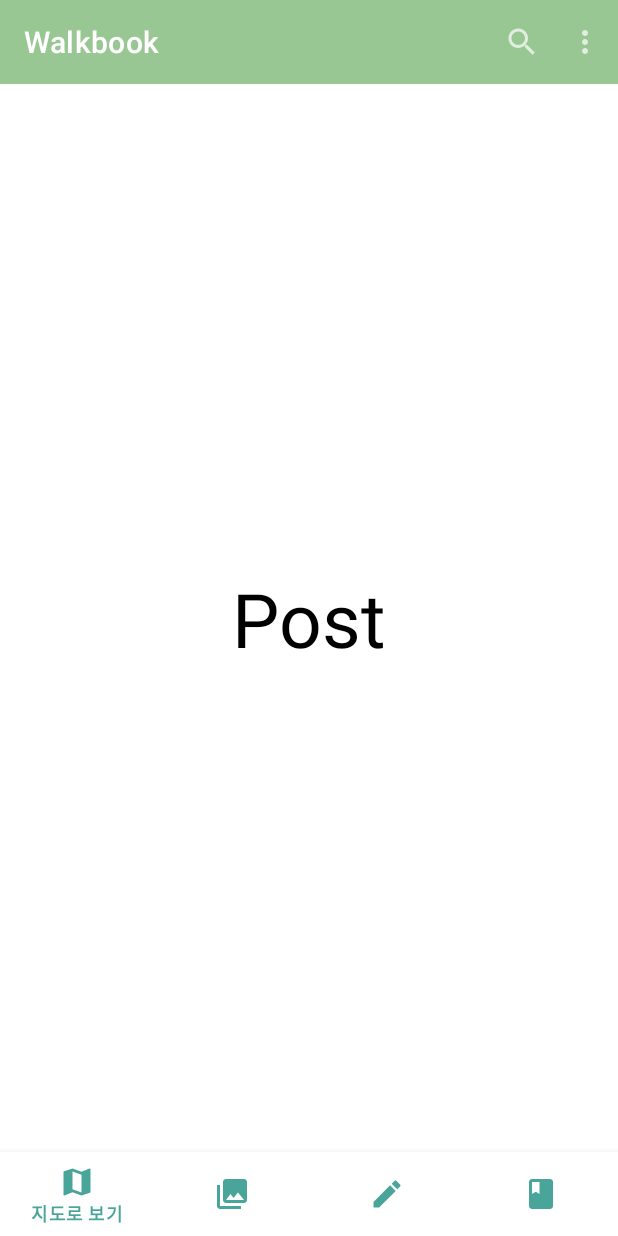
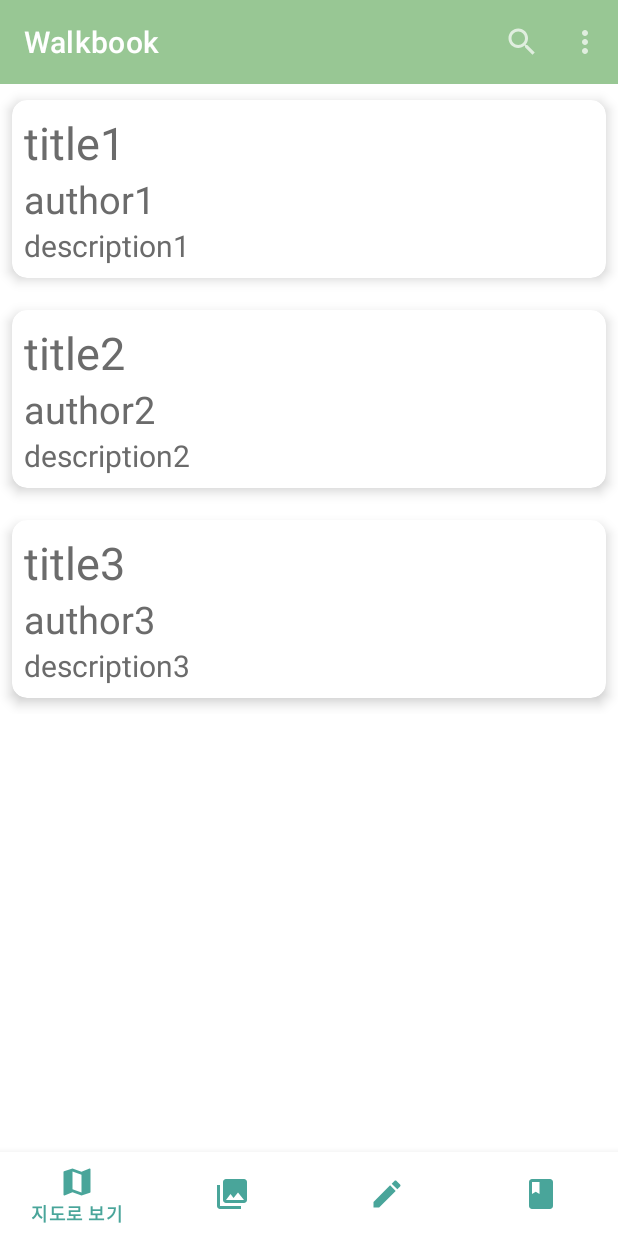
Before and after one commit to walkbook/walkbook-android, an Android app: the fragment PostFragment placed in its activity, on a phone screen of 412 x 824 dp. Run offline under Robolectric (Android 15) with nearby library versions, the phone set to English and light mode, and no system bars; libraries missing offline, so code that uses them is left out: com.yanzhenjie.permission, net.daum.mf; 6 statements that could not run were skipped.

Commit message:
Create PostCard class and RecyclerView

```diff
--- /dev/null
+++ b/app/src/main/java/com/example/walkbookandroid/PostCard.java
@@ -0,0 +1,37 @@
+package com.example.walkbookandroid;
+
+public class PostCard {
+    int id;
+    String title;
+    String description;
+    int authorId;
+    String authorName;
+
+    public PostCard(int id, String title, String description, int authorId, String authorName) {
+        this.id = id;
+        this.title = title;
+        this.description = description;
+        this.authorId = authorId;
+        this.authorName = authorName;
+    }
+
+    public int getId() {
+        return id;
+    }
+
+    public String getTitle() {
+        return title;
+    }
+
+    public String getDescription() {
+        return description;
+    }
+
+    public int getAuthorId() {
+        return authorId;
+    }
+
+    public String getAuthorName() {
+        return authorName;
+    }
+}
--- /dev/null
+++ b/app/src/main/java/com/example/walkbookandroid/PostCardAdapter.java
@@ -0,0 +1,69 @@
+package com.example.walkbookandroid;
+
+import android.view.LayoutInflater;
+import android.view.View;
+import android.view.ViewGroup;
+import android.widget.TextView;
+
+import androidx.annotation.NonNull;
+import androidx.recyclerview.widget.RecyclerView;
+
+import java.util.ArrayList;
+
+public class PostCardAdapter extends RecyclerView.Adapter<PostCardAdapter.ViewHolder> {
+    ArrayList<PostCard> items = new ArrayList<>();
+
+    @NonNull
+    @Override
+    public ViewHolder onCreateViewHolder(@NonNull ViewGroup parent, int viewType) {
+        LayoutInflater inflater = LayoutInflater.from(parent.getContext());
+        View itemView = inflater.inflate(R.layout.postcard, parent, false);
+
+        return new ViewHolder(itemView);
+    }
+
+    @Override
+    public void onBindViewHolder(@NonNull ViewHolder holder, int position) {
+        PostCard item = items.get(position);
+        holder.setItem(item);
+    }
+
+    @Override
+    public int getItemCount() {
+        return items.size();
+    }
+
+    public void addItem(PostCard item) {
+        items.add(item);
+
+    }
+
+    public void setItems(ArrayList<PostCard> items) {
+        this.items = items;
+    }
+
+    public void setItem(int position, PostCard item) {
+        items.set(position, item);
+    }
+
+    static class ViewHolder extends RecyclerView.ViewHolder {
+        TextView titleView;
+        TextView descriptionView;
+        TextView authorNameView;
+
+        public ViewHolder(View itemView) {
+            super(itemView);
+
+            titleView = itemView.findViewById(R.id.titleTextView);
+            descriptionView = itemView.findViewById(R.id.descriptionTextView);
+            authorNameView = itemView.findViewById(R.id.authorTextView);
+        }
+
+        public void setItem(PostCard item) {
+            titleView.setText(item.getTitle());
+            descriptionView.setText(item.getDescription());
+            authorNameView.setText(item.getAuthorName());
+        }
+
+    }
+}
--- a/app/src/main/java/com/example/walkbookandroid/PostFragment.java
+++ b/app/src/main/java/com/example/walkbookandroid/PostFragment.java
@@ -8,9 +8,28 @@ import android.view.ViewGroup;
 import androidx.annotation.NonNull;
 import androidx.annotation.Nullable;
 import androidx.fragment.app.Fragment;
+import androidx.recyclerview.widget.LinearLayoutManager;
+import androidx.recyclerview.widget.RecyclerView;
 
 public class PostFragment extends Fragment {
+    MainActivity activity;
+
     public View onCreateView(@NonNull LayoutInflater inflater, @Nullable ViewGroup container, @Nullable Bundle savedInstanceState) {
-        return inflater.inflate(R.layout.fragment_post, container, false);
+        ViewGroup rootView = (ViewGroup) inflater.inflate(R.layout.fragment_post, container, false);
+        activity = (MainActivity) rootView.getContext();
+
+        RecyclerView recyclerView = rootView.findViewById(R.id.recyclerView);
+
+        LinearLayoutManager layoutManager = new LinearLayoutManager(activity, LinearLayoutManager.VERTICAL, false);
+        recyclerView.setLayoutManager(layoutManager);
+        PostCardAdapter adapter = new PostCardAdapter();
+
+        adapter.addItem(new PostCard(1, "title1", "description1", 1, "author1"));
+        adapter.addItem(new PostCard(2, "title2", "description2", 2, "author2"));
+        adapter.addItem(new PostCard(3, "title3", "description3", 3, "author3"));
+
+        recyclerView.setAdapter(adapter);
+
+        return rootView;
     }
 }
--- a/app/src/main/res/layout/fragment_post.xml
+++ b/app/src/main/res/layout/fragment_post.xml
@@ -1,19 +1,13 @@
 <?xml version="1.0" encoding="utf-8"?>
-<androidx.constraintlayout.widget.ConstraintLayout xmlns:android="http://schemas.android.com/apk/res/android"
+<LinearLayout xmlns:android="http://schemas.android.com/apk/res/android"
     xmlns:app="http://schemas.android.com/apk/res-auto"
     android:layout_width="match_parent"
-    android:layout_height="match_parent">
+    android:layout_height="match_parent"
+    android:orientation="vertical">
 
-    <TextView
-        android:id="@+id/textView_post"
-        android:layout_width="wrap_content"
-        android:layout_height="wrap_content"
-        android:text="Post"
-        android:textSize="50dp"
-        android:textColor="@color/black"
-        app:layout_constraintBottom_toBottomOf="parent"
-        app:layout_constraintLeft_toLeftOf="parent"
-        app:layout_constraintRight_toRightOf="parent"
-        app:layout_constraintTop_toTopOf="parent" />
+    <androidx.recyclerview.widget.RecyclerView
+        android:id="@+id/recyclerView"
+        android:layout_width="match_parent"
+        android:layout_height="match_parent" />
 
-</androidx.constraintlayout.widget.ConstraintLayout>
+</LinearLayout>
--- /dev/null
+++ b/app/src/main/res/layout/postcard.xml
@@ -0,0 +1,48 @@
+<?xml version="1.0" encoding="utf-8"?>
+<LinearLayout xmlns:android="http://schemas.android.com/apk/res/android"
+    xmlns:app="http://schemas.android.com/apk/res-auto"
+    android:layout_width="match_parent"
+    android:layout_height="wrap_content"
+    android:orientation="vertical">
+
+    <androidx.cardview.widget.CardView
+        android:layout_width="match_parent"
+        android:layout_height="wrap_content"
+        app:cardBackgroundColor="@color/white"
+        app:cardCornerRadius="10dp"
+        app:cardElevation="5dp"
+        app:cardUseCompatPadding="true" >
+
+        <LinearLayout
+            android:layout_width="match_parent"
+            android:layout_height="wrap_content"
+            android:orientation="vertical"
+            android:padding="8dp">
+
+            <TextView
+                android:id="@+id/titleTextView"
+                android:layout_width="match_parent"
+                android:layout_height="wrap_content"
+                android:text="Title"
+                android:textColor="@color/textColor"
+                android:textSize="30sp" />
+
+            <TextView
+                android:id="@+id/authorTextView"
+                android:layout_width="match_parent"
+                android:layout_height="wrap_content"
+                android:text="Author"
+                android:textColor="@color/textColor"
+                android:textSize="25sp" />
+
+            <TextView
+                android:id="@+id/descriptionTextView"
+                android:layout_width="match_parent"
+                android:layout_height="wrap_content"
+                android:text="Description"
+                android:textColor="@color/textColor"
+                android:textSize="20sp" />
+        </LinearLayout>
+    </androidx.cardview.widget.CardView>
+
+</LinearLayout>
```
